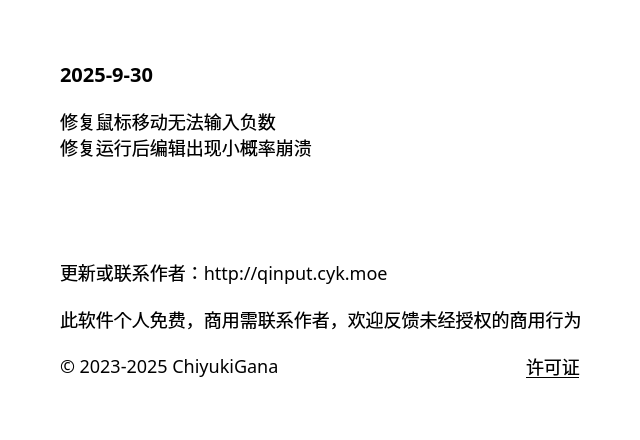
This is source/ui/AboutUi.ui in ChiyukiGana/Quickinput as Qt 5 draws it before an edit. The edited form follows.
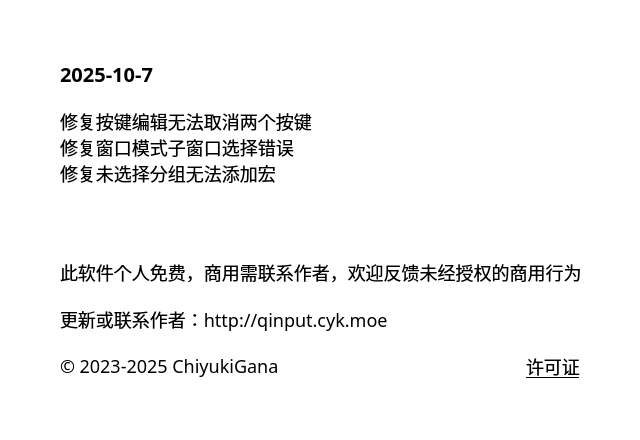
This is the edited form.

The edit to the form file:
```diff
--- a/source/ui/AboutUi.ui
+++ b/source/ui/AboutUi.ui
@@ -36,27 +36,6 @@
   </property>
   <layout class="QVBoxLayout" name="verticalLayout">
    <property name="spacing">
-    <number>0</number>
-   </property>
-   <property name="leftMargin">
-    <number>0</number>
-   </property>
-   <property name="topMargin">
-    <number>0</number>
-   </property>
-   <property name="rightMargin">
-    <number>0</number>
-   </property>
-   <property name="bottomMargin">
-    <number>0</number>
-   </property>
-   <item>
-    <widget class="QWidget" name="content_widget" native="true">
-     <property name="styleSheet">
-      <string notr="true">#content_widget{background:transparent}</string>
-     </property>
-     <layout class="QVBoxLayout" name="verticalLayout_2">
-      <property name="spacing">
        <number>20</number>
       </property>
       <property name="leftMargin">
@@ -90,7 +69,7 @@
          <string notr="true">font-size:20px</string>
         </property>
         <property name="text">
-         <string>2025-9-30</string>
+      <string>2025-10-7</string>
         </property>
         <property name="textFormat">
          <enum>Qt::TextFormat::PlainText</enum>
@@ -106,8 +85,9 @@
          </sizepolicy>
         </property>
         <property name="text">
-         <string>修复鼠标移动无法输入负数
-修复运行后编辑出现小概率崩溃</string>
+      <string>修复按键编辑无法取消两个按键
+修复窗口模式子窗口选择错误
+修复未选择分组无法添加宏</string>
         </property>
         <property name="textFormat">
          <enum>Qt::TextFormat::PlainText</enum>
@@ -120,25 +100,6 @@
         </property>
        </widget>
       </item>
-      <item>
-       <widget class="QLabel" name="url_label">
-        <property name="sizePolicy">
-         <sizepolicy hsizetype="Fixed" vsizetype="Fixed">
-          <horstretch>0</horstretch>
-          <verstretch>0</verstretch>
-         </sizepolicy>
-        </property>
-        <property name="cursor">
-         <cursorShape>PointingHandCursor</cursorShape>
-        </property>
-        <property name="text">
-         <string>更新或联系作者：http://qinput.cyk.moe</string>
-        </property>
-        <property name="textFormat">
-         <enum>Qt::TextFormat::PlainText</enum>
-        </property>
-       </widget>
-      </item>
       <item>
        <widget class="QLabel" name="copyright_dec_label">
         <property name="sizePolicy">
@@ -156,14 +117,33 @@
        </widget>
       </item>
       <item>
-       <widget class="QWidget" name="widget" native="true">
+    <widget class="QLabel" name="url_label">
+     <property name="sizePolicy">
+      <sizepolicy hsizetype="Fixed" vsizetype="Fixed">
+       <horstretch>0</horstretch>
+       <verstretch>0</verstretch>
+      </sizepolicy>
+     </property>
+     <property name="cursor">
+      <cursorShape>PointingHandCursor</cursorShape>
+     </property>
+     <property name="text">
+      <string>更新或联系作者：http://qinput.cyk.moe</string>
+     </property>
+     <property name="textFormat">
+      <enum>Qt::TextFormat::PlainText</enum>
+     </property>
+    </widget>
+   </item>
+   <item>
+    <widget class="QWidget" name="copyright_widget" native="true">
         <property name="sizePolicy">
          <sizepolicy hsizetype="Preferred" vsizetype="Fixed">
           <horstretch>0</horstretch>
           <verstretch>0</verstretch>
          </sizepolicy>
         </property>
-        <layout class="QHBoxLayout" name="horizontalLayout">
+     <layout class="QHBoxLayout" name="horizontalLayout_2">
          <property name="spacing">
           <number>0</number>
          </property>
@@ -228,9 +208,6 @@
            <property name="textFormat">
             <enum>Qt::TextFormat::PlainText</enum>
            </property>
-          </widget>
-         </item>
-        </layout>
        </widget>
       </item>
      </layout>
```
Lines whose indentation alone changed are shown as unchanged.
